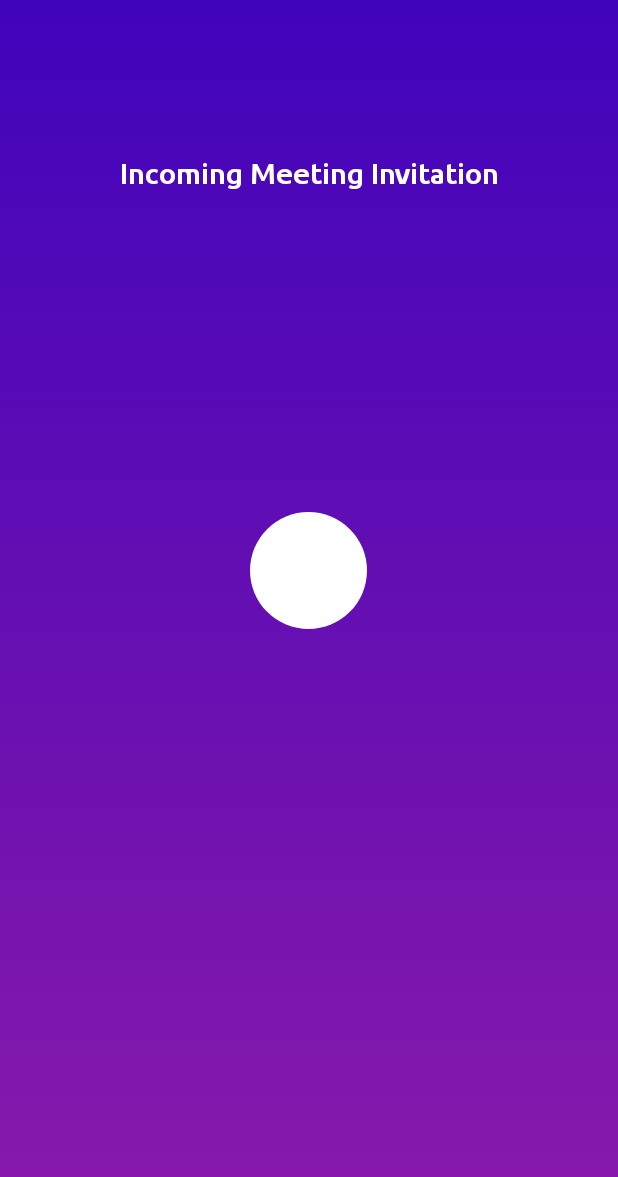
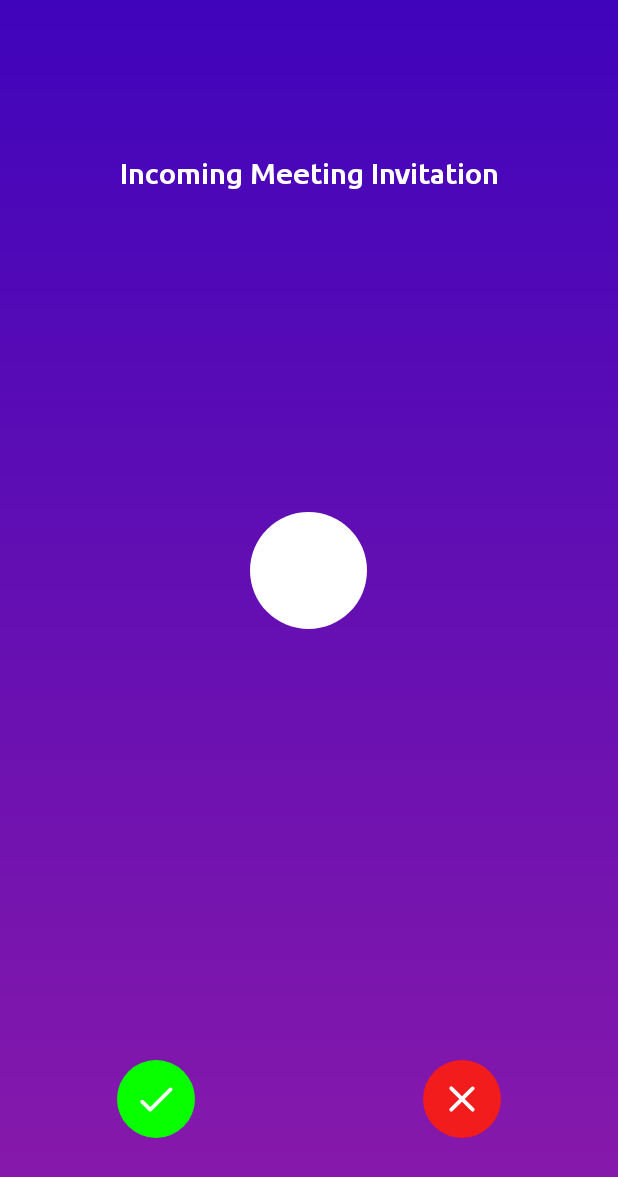
Before and after one commit to keithchad/Video-Chat-App, an Android app: the layout activity_incoming_invitation.xml on its own in the app's theme, with its tools: preview values and no code run, on a phone screen of 412 x 824 dp. Shown: the top 1177 px of the screen. Run offline under Robolectric (Android 15) with nearby library versions, the phone set to English and light mode, and no system bars.

Commit message:
incoming invitation layout

```diff
--- /dev/null
+++ b/app/src/main/res/drawable/background_accept_invitation.xml
@@ -0,0 +1,7 @@
+<?xml version="1.0" encoding="utf-8"?>
+<shape xmlns:android="http://schemas.android.com/apk/res/android"
+    android:shape="oval">
+
+    <solid android:color="#08FF00"/>
+
+</shape>
--- /dev/null
+++ b/app/src/main/res/drawable/background_reject_invitation.xml
@@ -0,0 +1,7 @@
+<?xml version="1.0" encoding="utf-8"?>
+<shape xmlns:android="http://schemas.android.com/apk/res/android"
+    android:shape="oval">
+
+    <solid android:color="#F31C1C"/>
+
+</shape>
--- a/app/src/main/res/layout/activity_incoming_invitation.xml
+++ b/app/src/main/res/layout/activity_incoming_invitation.xml
@@ -73,4 +73,34 @@
 
     </LinearLayout>
 
+    <ImageView
+        android:id="@+id/imageAcceptInvitation"
+        android:layout_width="@dimen/_40sdp"
+        android:layout_height="@dimen/_40sdp"
+        android:src="@drawable/ic_accept"
+        android:layout_marginStart="@dimen/_60sdp"
+        android:layout_marginBottom="@dimen/_50sdp"
+        android:contentDescription="@string/app_name"
+        android:padding="@dimen/_8sdp"
+        android:background="@drawable/background_accept_invitation"
+        android:layout_marginLeft="@dimen/_60sdp"
+        app:tint="@color/colorTextIcons"
+        app:layout_constraintBottom_toBottomOf="parent"
+        app:layout_constraintStart_toStartOf="parent"/>
+
+    <ImageView
+        android:id="@+id/imageRejectInvitation"
+        android:layout_width="@dimen/_40sdp"
+        android:layout_height="@dimen/_40sdp"
+        android:src="@drawable/ic_reject"
+        android:layout_marginEnd="@dimen/_60sdp"
+        android:layout_marginBottom="@dimen/_50sdp"
+        android:contentDescription="@string/app_name"
+        android:padding="@dimen/_8sdp"
+        android:background="@drawable/background_reject_invitation"
+        app:tint="@color/colorTextIcons"
+        app:layout_constraintBottom_toBottomOf="parent"
+        app:layout_constraintEnd_toEndOf="parent"
+        android:layout_marginRight="@dimen/_60sdp" />
+
 </androidx.constraintlayout.widget.ConstraintLayout>
```
